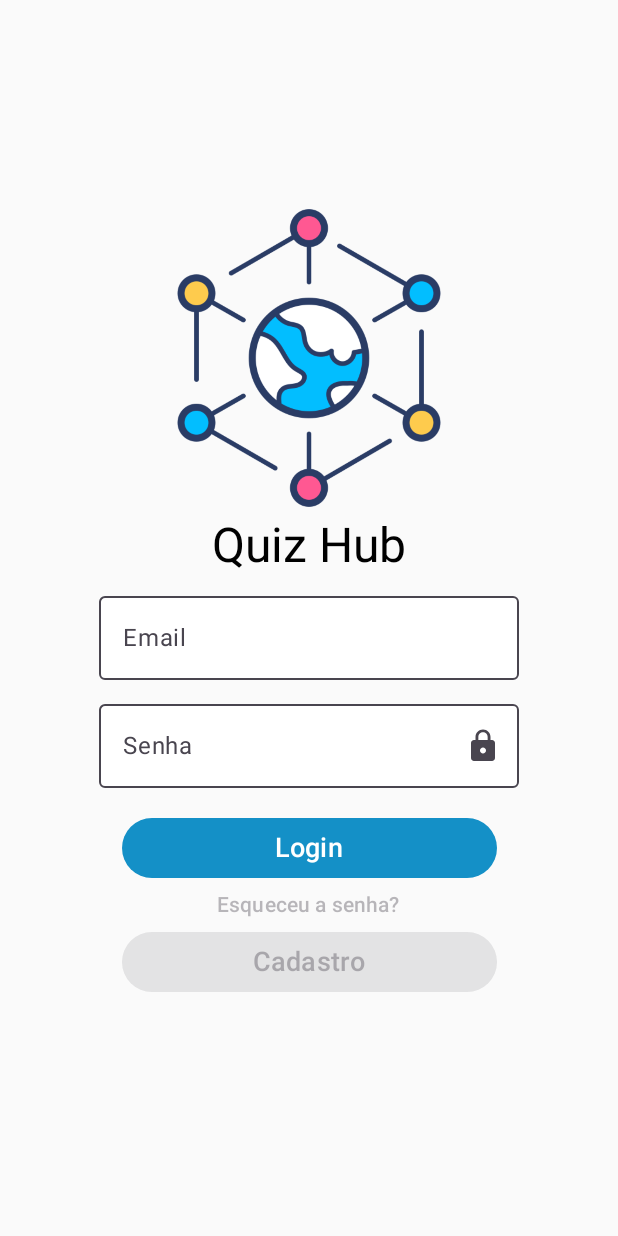
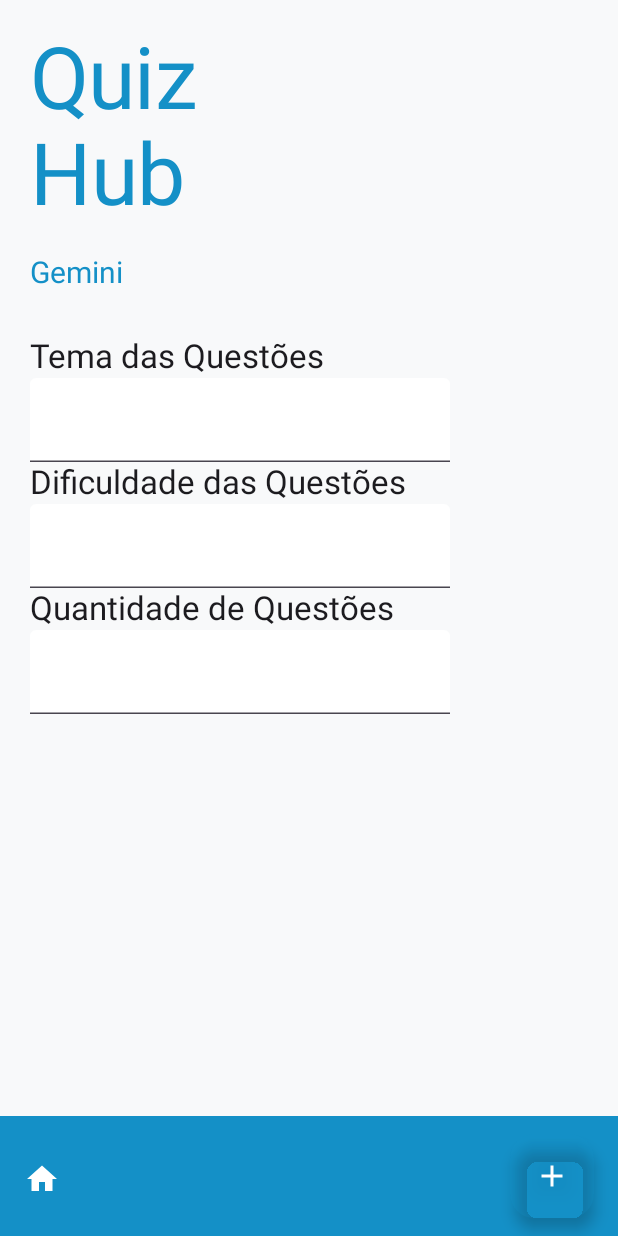
Before and after one commit to ricardoribeiroff/Quiz-Hub, an Android app built with Jetpack Compose: the screen it shows after launch (MainActivity), on a phone screen of 412 x 824 dp. Run offline under Robolectric (Android 15) with nearby library versions, the phone set to English and light mode, and no system bars.

Commit message:
add CreateQuestionsAIScreen and tested Api on log

```diff
--- a/app/src/main/java/dev/app/quizhub/MainActivity.kt
+++ b/app/src/main/java/dev/app/quizhub/MainActivity.kt
@@ -11,6 +11,7 @@ import androidx.navigation.compose.rememberNavController
 import dev.app.quizhub.navigation.Screen
 import dev.app.quizhub.ui.createCollection.CreateCollectionScreen
 import dev.app.quizhub.ui.createQuestionSet.CreateQuestionSetScreen
+import dev.app.quizhub.ui.createQuestionsAI.CreateQuestionsAIScreen
 import dev.app.quizhub.ui.createSections.CreateSectionsScreen
 import dev.app.quizhub.ui.home.HomeScreen
 import dev.app.quizhub.ui.questionSets.QuestionSetsScreen
@@ -27,7 +28,7 @@ class MainActivity : ComponentActivity() {
             val navController = rememberNavController()
             NavHost(
                 navController = navController,
-                startDestination = Screen.Login.route
+                startDestination = Screen.CreateQuestionsAI.route
             ) {
                 composable(Screen.Login.route) {
                     LoginScreen(navController)
@@ -53,6 +54,9 @@ class MainActivity : ComponentActivity() {
                 composable(Screen.Questions.route) {
                     QuestionsScreen(navController, sharedViewModel.setId.value ?: "")
                 }
+                composable(Screen.CreateQuestionsAI.route) {
+                    CreateQuestionsAIScreen(navController)
+                }
             }
         }
 
--- a/app/src/main/java/dev/app/quizhub/data/QuestionDAO.kt
+++ b/app/src/main/java/dev/app/quizhub/data/QuestionDAO.kt
@@ -18,9 +18,9 @@ class QuestionDAO {
 
     suspend fun getBySetId(setId: String): List<Question> {
         return supabase.postgrest["questions"]
-            .select (columns = Columns.list("id", "question_text", "explanation")){
+            .select (columns = Columns.list("id", "set_id", "question_text", "explanation")){
                 filter {
-                    eq("set_id", setId)
+                    eq("set_id", setId.toLong())
                 }
             }
             .decodeList<Question>()
--- /dev/null
+++ b/app/src/main/java/dev/app/quizhub/model/AIQuery.kt
@@ -0,0 +1,7 @@
+package dev.app.quizhub.model
+
+data class AIQuery (
+    var questionsTheme: String = "",
+    var questionsAmount: String = "",
+    var questionsDifficulty: String = "",
+)
--- a/app/src/main/java/dev/app/quizhub/navigation/Routes.kt
+++ b/app/src/main/java/dev/app/quizhub/navigation/Routes.kt
@@ -9,4 +9,5 @@ sealed class Screen(val route: String) {
     object QuestionSets : Screen("QuestionSetsScreen")
     object CreateQuestionSet : Screen("CreateQuestionSetScreen")
     object Questions : Screen ("QuestionsScreen")
+    object CreateQuestionsAI : Screen ("CreateQuestionsAIScreen")
 }
--- /dev/null
+++ b/app/src/main/java/dev/app/quizhub/ui/createQuestionsAI/CreateQuestionsAIScreen.kt
@@ -0,0 +1,126 @@
+package dev.app.quizhub.ui.createQuestionsAI
+
+import androidx.compose.foundation.layout.Box
+import androidx.compose.foundation.layout.Column
+import androidx.compose.foundation.layout.fillMaxWidth
+import androidx.compose.foundation.layout.padding
+import androidx.compose.material.icons.Icons
+import androidx.compose.material.icons.filled.Add
+import androidx.compose.material.icons.filled.Home
+import androidx.compose.material3.BottomAppBar
+import androidx.compose.material3.FloatingActionButton
+import androidx.compose.material3.Icon
+import androidx.compose.material3.IconButton
+import androidx.compose.material3.MaterialTheme
+import androidx.compose.material3.Scaffold
+import androidx.compose.material3.Text
+import androidx.compose.material3.TextField
+import androidx.compose.material3.TextFieldDefaults
+import androidx.compose.runtime.Composable
+import androidx.compose.runtime.LaunchedEffect
+import androidx.compose.runtime.rememberCoroutineScope
+import androidx.compose.ui.Modifier
+import androidx.compose.ui.unit.dp
+import androidx.compose.ui.unit.sp
+import androidx.lifecycle.viewmodel.compose.viewModel
+import androidx.navigation.NavController
+import dev.app.quizhub.data.ApiService
+import dev.app.quizhub.ui.theme.QuizhubTheme
+import kotlinx.coroutines.launch
+
+@Composable
+fun CreateQuestionsAIScreen(
+    navController: NavController,
+    createQuestionsAIViewModel: CreateQuestionsAIViewModel = viewModel()
+){
+    val state = createQuestionsAIViewModel.state
+    val coroutineScope = rememberCoroutineScope()
+    val apiService = ApiService()
+
+    QuizhubTheme {
+        Scaffold(
+            topBar = {
+                Box(
+                    modifier = Modifier
+                        .fillMaxWidth()
+                        .padding(20.dp)
+                ) {
+                    Text(
+                        text = "Quiz \nHub",
+                        style = MaterialTheme.typography.displayLarge,
+                        color = MaterialTheme.colorScheme.primary
+                    )
+                    Text(
+                        modifier = Modifier.padding(top = 140.dp),
+                        text = "Gemini",
+                        style = MaterialTheme.typography.displaySmall,
+                        fontSize = 20.sp,
+                        color = MaterialTheme.colorScheme.primary
+                    )
+                }
+            },
+            bottomBar = {
+                BottomAppBar(
+                    containerColor = MaterialTheme.colorScheme.primary,
+                    contentColor = MaterialTheme.colorScheme.onPrimary,
+                    actions = {
+                        IconButton(onClick = { navController.navigate("HomeScreen") }) {
+                            Icon(Icons.Filled.Home, contentDescription = "Home")
+                        }
+                    },
+                    floatingActionButton = {
+                        FloatingActionButton(
+                            onClick = { createQuestionsAIViewModel.getQuestions() },
+                            contentColor = MaterialTheme.colorScheme.onPrimary
+                        ) {
+                            Icon(Icons.Filled.Add, contentDescription = "Add")
+                        }
+                    }
+                )
+            }
+        ) { innerPadding ->
+            Column(
+                modifier = Modifier
+                    .padding(innerPadding)
+                    .padding(horizontal = 20.dp)
+            ) {
+                Text(
+                    text = "Tema das Questões",
+                    style = MaterialTheme.typography.titleLarge,
+                )
+                TextField(
+                    colors = TextFieldDefaults.colors(
+                        focusedContainerColor = MaterialTheme.colorScheme.onPrimary,
+                        unfocusedContainerColor = MaterialTheme.colorScheme.onPrimary
+                    ),
+                    value = state.questionsTheme,
+                    onValueChange = { createQuestionsAIViewModel.onQuestionsThemeChange(it) },
+                )
+                Text(
+                    text = "Dificuldade das Questões",
+                    style = MaterialTheme.typography.titleLarge,
+                )
+                TextField(
+                    colors = TextFieldDefaults.colors(
+                        focusedContainerColor = MaterialTheme.colorScheme.onPrimary,
+                        unfocusedContainerColor = MaterialTheme.colorScheme.onPrimary
+                    ),
+                    value = state.questionsDifficulty,
+                    onValueChange = {createQuestionsAIViewModel.onQuestionsDifficultyChange(it)}
+                )
+                Text(
+                text = "Quantidade de Questões",
+                style = MaterialTheme.typography.titleLarge,
+                )
+                TextField(
+                    colors = TextFieldDefaults.colors(
+                        focusedContainerColor = MaterialTheme.colorScheme.onPrimary,
+                        unfocusedContainerColor = MaterialTheme.colorScheme.onPrimary
+                    ),
+                    value = state.questionsAmount,
+                    onValueChange = {createQuestionsAIViewModel.onQuestionsAmountChange(it)}
+                )
+            }
+        }
+    }
+}
--- /dev/null
+++ b/app/src/main/java/dev/app/quizhub/ui/createQuestionsAI/CreateQuestionsAIViewModel.kt
@@ -0,0 +1,40 @@
+package dev.app.quizhub.ui.createQuestionsAI
+
+import android.app.Application
+import androidx.compose.runtime.LaunchedEffect
+import androidx.compose.runtime.getValue
+import androidx.compose.runtime.mutableStateOf
+import androidx.compose.runtime.setValue
+import androidx.lifecycle.AndroidViewModel
+import androidx.lifecycle.viewModelScope
+import dev.app.quizhub.data.ApiService
+import dev.app.quizhub.model.AIQuery
+import kotlinx.coroutines.Dispatchers
+import kotlinx.coroutines.coroutineScope
+import kotlinx.coroutines.launch
+
+class CreateQuestionsAIViewModel(application: Application) : AndroidViewModel(application) {
+
+    var state by mutableStateOf(AIQuery())
+        private set
+    val apiService = ApiService()
+
+    fun onQuestionsThemeChange(questionsTheme: String) {
+        state = state.copy(questionsTheme = questionsTheme)
+    }
+
+    fun onQuestionsAmountChange(questionsAmount: String) {
+        state = state.copy(questionsAmount = questionsAmount)
+    }
+
+    fun onQuestionsDifficultyChange(questionsDifficulty: String) {
+        state = state.copy(questionsDifficulty = questionsDifficulty)
+    }
+
+    fun getQuestions() {
+        viewModelScope.launch(Dispatchers.IO) {
+            apiService.getQuestions(state)
+        }
+    }
+
+}
```
Also changed, not shown: app/src/main/java/dev/app/quizhub/data/ApiService.kt (added, +49 -0 lines), app/src/main/java/dev/app/quizhub/model/GeminiApi.kt (added, +8 -0 lines).
